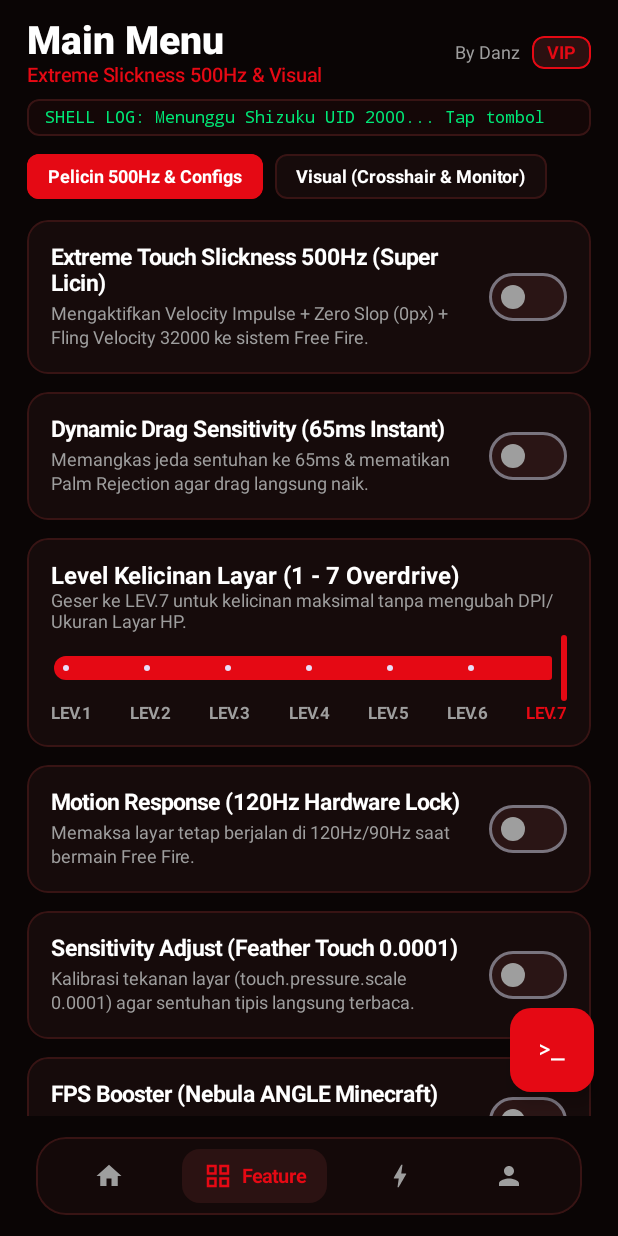
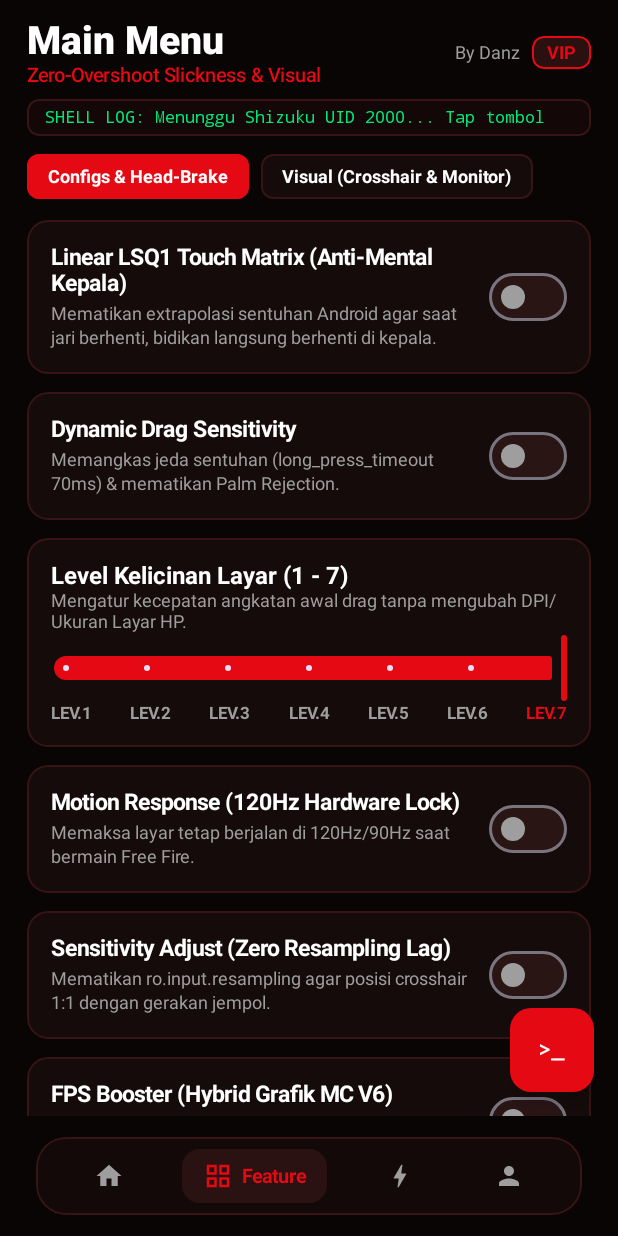
Before and after one commit to proyekwildan62-stack/DANZ-VORTEX, an Android app built with Jetpack Compose: the composable MainDashboard called with empty values, after a tap on "Feature", on a phone screen of 412 x 824 dp. Run offline under Robolectric (Android 15) with nearby library versions, the phone set to English and light mode, and no system bars; libraries missing offline, so code that uses them is left out: rikka.shizuku; 3 statements that could not run were skipped; 3 other taps on this screen came first.

Commit message:
Update game engine and UI text for clarity

```diff
--- a/app/src/main/java/com/danz/vortex/MainActivity.kt
+++ b/app/src/main/java/com/danz/vortex/MainActivity.kt
@@ -608,9 +608,9 @@ fun MainDashboard(role: String, hwid: String, onLogout: () -> Unit) {
                         )
                         Text(
                             text = when (currentTab) {
-                                0 -> "Nebula Touch & ANGLE Minecraft Engine"
-                                1 -> "Extreme Slickness 500Hz & Visual"
-                                2 -> "High Features (Max Lock Pala)"
+                                0 -> "Hybrid ANGLE & Grafik MC Engine"
+                                1 -> "Zero-Overshoot Slickness & Visual"
+                                2 -> "High Features (Nempel Kepala)"
                                 else -> "1 Key 1 Device & Reseller Panel"
                             },
                             color = CrimsonRed,
@@ -707,6 +707,7 @@ fun HomeTabScreen(context: Context, onRun: (() -> String) -> Unit) {
     var selectedMinecraftPreset by remember { mutableStateOf(prefs.getInt("mcPreset", 3)) }
 
     val shizukuGranted = VortexShellEngine.hasShizukuPermission()
+    val detectedFF = remember { VortexShellEngine.getInstalledFFPackage(context) }
 
     LazyColumn(verticalArrangement = Arrangement.spacedBy(12.dp)) {
         item {
@@ -739,9 +740,9 @@ fun HomeTabScreen(context: Context, onRun: (() -> String) -> Unit) {
                     }
                 }
                 Spacer(modifier = Modifier.height(12.dp))
-                EnvRow("Application", "DANZVORTEX V5 VIP")
+                EnvRow("Target Game Detected", detectedFF)
                 Spacer(modifier = Modifier.height(8.dp))
-                EnvRow("Engine", "Nebula Touch 500Hz + ANGLE MC")
+                EnvRow("Head-Magnet Engine", "LSQ1 Linear + Big Core Lock")
                 Spacer(modifier = Modifier.height(8.dp))
                 EnvRow("Shizuku UID 2000", if (shizukuGranted) "GRANTED (100% WORK)" else "NOT BOUND (TAP >_)")
             }
@@ -749,18 +750,18 @@ fun HomeTabScreen(context: Context, onRun: (() -> String) -> Unit) {
 
         item {
             ToggleFeatureCard(
-                title = "Nebula Extreme Slickness 500Hz (Super Licin)",
-                subtitle = "Injeksi Velocity Impulse + Zero Slop (0px) + 500 Events/Sec langsung ke sistem Free Fire.",
+                title = "Precision Head-Brake Slickness (Anti-Lewat Kepala)",
+                subtitle = "Melicinkan tarikan awal namun langsung mengerem tepat di hitbox kepala (Zero Overshoot).",
                 checked = tacticalRec,
                 onCheckedChange = {
                     tacticalRec = it
                     prefs.edit().putBoolean("tacticalRec", it).apply()
-                    onRun { VortexShellEngine.setDragHsSensitivity(context, it, 7) }
+                    onRun { VortexShellEngine.setHeadLockCheatEngine(context, it, "HeadBrakeSlick") }
                 }
             )
         }
 
-        // GAME SPACE GRAFIK MINECRAFT PERSIS FOTO (NEBULA TOUCH + PREFERENSI ANGLE)
+        // GAME SPACE GRAFIK MINECRAFT V6 (SINGLE-PACKAGE ANGLE + 3D WORLD PIXEL BLOCK)
         item {
             Column(
                 modifier = Modifier
@@ -776,10 +777,10 @@ fun HomeTabScreen(context: Context, onRun: (() -> String) -> Unit) {
                     verticalAlignment = Alignment.CenterVertically
                 ) {
                     Column(modifier = Modifier.weight(1f).padding(end = 12.dp)) {
-                        Text("Danz Game Space (Grafik MC Nebula / ANGLE)", color = Color.White, fontWeight = FontWeight.ExtraBold, fontSize = 16.sp)
+                        Text("Danz Game Space (Grafik MC All-Device V6)", color = Color.White, fontWeight = FontWeight.ExtraBold, fontSize = 16.sp)
                         Spacer(modifier = Modifier.height(4.dp))
                         Text(
-                            "Mengubah tekstur tembok, lantai, & balok di Free Fire menjadi polos rata ala Minecraft persis foto (TANPA DOWNSCALE / HUD 100% Tajam).",
+                            "Mengubah tekstur 3D Free Fire menjadi kotak-kotak/polos ala Minecraft (Ukuran layar HP & tombol HUD tetap 100% normal).",
                             color = TextGray,
                             fontSize = 11.sp,
                             lineHeight = 15.sp
@@ -791,7 +792,7 @@ fun HomeTabScreen(context: Context, onRun: (() -> String) -> Unit) {
                             rogSpace = it
                             prefs.edit().putBoolean("rogSpace", it).apply()
                             onRun {
-                                VortexShellEngine.setRogMinecraftTextureOnly(if (it) selectedMinecraftPreset else 0)
+                                VortexShellEngine.setRogMinecraftTextureOnly(context, if (it) selectedMinecraftPreset else 0)
                             }
                         },
                         colors = SwitchDefaults.colors(
@@ -804,13 +805,13 @@ fun HomeTabScreen(context: Context, onRun: (() -> String) -> Unit) {
                 }
 
                 Spacer(modifier = Modifier.height(12.dp))
-                Text("Pilih Preset Grafik MC (Zero Downscale):", color = CrimsonRed, fontSize = 12.sp, fontWeight = FontWeight.Bold)
+                Text("Pilih Mesin Grafik MC (Support Semua HP):", color = CrimsonRed, fontSize = 12.sp, fontWeight = FontWeight.Bold)
                 Spacer(modifier = Modifier.height(8.dp))
 
                 val presets = listOf(
-                    Triple(1, "ROG / PC Competitive Flat", "Native Driver + Mipmap Limit 2 + 120FPS"),
-                    Triple(2, "Nebula Grafik MC V1 (ANGLE Driver)", "Preferensi ANGLE + Mipmap Limit 3 + Flat Wall"),
-                    Triple(3, "Nebula Grafik MC V2 (Persis Foto)", "ANGLE + Zero Texture Pool (0MB) + ShaderLOD 100")
+                    Triple(1, "Mode 1: Preferensi ANGLE + Medium MC", "Single-Package ANGLE Driver + 0.50 3D World Block"),
+                    Triple(2, "Mode 2: Tanpa Preferensi ANGLE (All Device)", "3D World Pixel Block 0.35 + Shader Strip (HUD Tetap Tajam)"),
+                    Triple(3, "Mode 3: HYBRID EXTREME MC (Persis Foto)", "ANGLE Global ON + 0.25 3D Pixel Block + Zero Texture Cache")
                 )
 
                 presets.forEach { (modeId, title, desc) ->
@@ -826,7 +827,7 @@ fun HomeTabScreen(context: Context, onRun: (() -> String) -> Unit) {
                                 selectedMinecraftPreset = modeId
                                 prefs.edit().putInt("mcPreset", modeId).apply()
                                 if (rogSpace) {
-                                    onRun { VortexShellEngine.setRogMinecraftTextureOnly(modeId) }
+                                    onRun { VortexShellEngine.setRogMinecraftTextureOnly(context, modeId) }
                                 }
                             }
                             .padding(12.dp),
@@ -843,7 +844,7 @@ fun HomeTabScreen(context: Context, onRun: (() -> String) -> Unit) {
                                 selectedMinecraftPreset = modeId
                                 prefs.edit().putInt("mcPreset", modeId).apply()
                                 if (rogSpace) {
-                                    onRun { VortexShellEngine.setRogMinecraftTextureOnly(modeId) }
+                                    onRun { VortexShellEngine.setRogMinecraftTextureOnly(context, modeId) }
                                 }
                             },
                             colors = RadioButtonDefaults.colors(selectedColor = CrimsonRed, unselectedColor = TextGray)
@@ -872,7 +873,7 @@ fun HomeTabScreen(context: Context, onRun: (() -> String) -> Unit) {
                     Spacer(modifier = Modifier.width(12.dp))
                     Column {
                         Text("Free Fire System Injector & Launcher", color = Color.White, fontWeight = FontWeight.Bold, fontSize = 16.sp)
-                        Text("Terapkan Grafik MC + Lock Pala 99% & Buka Game", color = TextGray, fontSize = 12.sp)
+                        Text("Wajib buka FF dari tombol ini agar Grafik MC & Lock Kepala aktif", color = TextGray, fontSize = 12.sp)
                     }
                 }
                 Spacer(modifier = Modifier.height(12.dp))
@@ -880,7 +881,7 @@ fun HomeTabScreen(context: Context, onRun: (() -> String) -> Unit) {
                     Button(
                         onClick = {
                             onRun {
-                                if (rogSpace) VortexShellEngine.setRogMinecraftTextureOnly(selectedMinecraftPreset)
+                                if (rogSpace) VortexShellEngine.setRogMinecraftTextureOnly(context, selectedMinecraftPreset)
                                 VortexShellEngine.launchFreeFire(context, preferMax = false)
                             }
                         },
@@ -893,7 +894,7 @@ fun HomeTabScreen(context: Context, onRun: (() -> String) -> Unit) {
                     Button(
                         onClick = {
                             onRun {
-                                if (rogSpace) VortexShellEngine.setRogMinecraftTextureOnly(selectedMinecraftPreset)
+                                if (rogSpace) VortexShellEngine.setRogMinecraftTextureOnly(context, selectedMinecraftPreset)
                                 VortexShellEngine.launchFreeFire(context, preferMax = true)
                             }
                         },
@@ -951,7 +952,7 @@ fun FeatureTabScreen(context: Context, onRun: (() -> String) -> Unit) {
 
     Column {
         Row(horizontalArrangement = Arrangement.spacedBy(8.dp)) {
-            listOf("Pelicin 500Hz & Configs", "Visual (Crosshair & Monitor)").forEachIndexed { idx, title ->
+            listOf("Configs & Head-Brake", "Visual (Crosshair & Monitor)").forEachIndexed { idx, title ->
                 Box(
                     modifier = Modifier
                         .clip(RoundedCornerShape(8.dp))
@@ -970,25 +971,25 @@ fun FeatureTabScreen(context: Context, onRun: (() -> String) -> Unit) {
             LazyColumn(verticalArrangement = Arrangement.spacedBy(12.dp)) {
                 item {
                     ToggleFeatureCard(
-                        title = "Extreme Touch Slickness 500Hz (Super Licin)",
-                        subtitle = "Mengaktifkan Velocity Impulse + Zero Slop (0px) + Fling Velocity 32000 ke sistem Free Fire.",
+                        title = "Linear LSQ1 Touch Matrix (Anti-Mental Kepala)",
+                        subtitle = "Mematikan extrapolasi sentuhan Android agar saat jari berhenti, bidikan langsung berhenti di kepala.",
                         checked = sensGameLab,
                         onCheckedChange = {
                             sensGameLab = it
                             prefs.edit().putBoolean("sensGameLab", it).apply()
-                            onRun { VortexShellEngine.setDragHsSensitivity(context, it, sensLevel.toInt()) }
+                            onRun { VortexShellEngine.setHeadLockCheatEngine(context, it, "LSQ1Matrix") }
                         }
                     )
                 }
                 item {
                     ToggleFeatureCard(
-                        title = "Dynamic Drag Sensitivity (65ms Instant)",
-                        subtitle = "Memangkas jeda sentuhan ke 65ms & mematikan Palm Rejection agar drag langsung naik.",
+                        title = "Dynamic Drag Sensitivity",
+                        subtitle = "Memangkas jeda sentuhan (long_press_timeout 70ms) & mematikan Palm Rejection.",
                         checked = dynSens,
                         onCheckedChange = {
                             dynSens = it
                             prefs.edit().putBoolean("dynSens", it).apply()
-                            onRun { VortexShellEngine.setHeadLockCheatEngine(context, it, "DynamicDrag65ms") }
+                            onRun { VortexShellEngine.setDragHsSensitivity(context, it, sensLevel.toInt()) }
                         }
                     )
                 }
@@ -1001,9 +1002,9 @@ fun FeatureTabScreen(context: Context, onRun: (() -> String) -> Unit) {
                             .border(1.dp, CardBorder, RoundedCornerShape(14.dp))
                             .padding(16.dp)
                     ) {
-                        Text("Level Kelicinan Layar (1 - 7 Overdrive)", color = Color.White, fontWeight = FontWeight.Bold, fontSize = 16.sp)
+                        Text("Level Kelicinan Layar (1 - 7)", color = Color.White, fontWeight = FontWeight.Bold, fontSize = 16.sp)
                         Text(
-                            "Geser ke LEV.7 untuk kelicinan maksimal tanpa mengubah DPI/Ukuran Layar HP.",
+                            "Mengatur kecepatan angkatan awal drag tanpa mengubah DPI/Ukuran Layar HP.",
                             color = TextGray,
                             fontSize = 12.sp
                         )
@@ -1039,8 +1040,8 @@ fun FeatureTabScreen(context: Context, onRun: (() -> String) -> Unit) {
                 }
                 item {
                     ToggleFeatureCard(
-                        title = "Sensitivity Adjust (Feather Touch 0.0001)",
-                        subtitle = "Kalibrasi tekanan layar (touch.pressure.scale 0.0001) agar sentuhan tipis langsung terbaca.",
+                        title = "Sensitivity Adjust (Zero Resampling Lag)",
+                        subtitle = "Mematikan ro.input.resampling agar posisi crosshair 1:1 dengan gerakan jempol.",
                         checked = sensAdjust,
                         onCheckedChange = {
                             sensAdjust = it
@@ -1051,25 +1052,25 @@ fun FeatureTabScreen(context: Context, onRun: (() -> String) -> Unit) {
                 }
                 item {
                     ToggleFeatureCard(
-                        title = "FPS Booster (Nebula ANGLE Minecraft)",
-                        subtitle = "Mengaktifkan driver ANGLE & mengosongkan Texture Cache untuk FPS tertinggi.",
+                        title = "FPS Booster (Hybrid Grafik MC V6)",
+                        subtitle = "Mengaktifkan Hybrid ANGLE + 3D World Pixel Block 0.25 untuk FPS maksimal.",
                         checked = fpsBooster,
                         onCheckedChange = {
                             fpsBooster = it
                             prefs.edit().putBoolean("fpsBooster", it).apply()
-                            onRun { VortexShellEngine.setRogMinecraftTextureOnly(if (it) 3 else 0) }
+                            onRun { VortexShellEngine.setRogMinecraftTextureOnly(context, if (it) 3 else 0) }
                         }
                     )
                 }
                 item {
                     ToggleFeatureCard(
-                        title = "Hyper Touch Response 500Hz",
-                        subtitle = "Meningkatkan pembacaan sampel sentuhan ke 500 events/detik.",
+                        title = "Hyper Touch Response 300Hz",
+                        subtitle = "Meningkatkan pembacaan sampel sentuhan ke 300 events/detik yang stabil.",
                         checked = hyperTouch,
                         onCheckedChange = {
                             hyperTouch = it
                             prefs.edit().putBoolean("hyperTouch", it).apply()
-                            onRun { VortexShellEngine.setHeadLockCheatEngine(context, it, "HyperTouch500") }
+                            onRun { VortexShellEngine.setHeadLockCheatEngine(context, it, "HyperTouch300") }
                         }
                     )
                 }
@@ -1293,14 +1294,14 @@ fun VortexHighTabScreen(context: Context, onRun: (() -> String) -> Unit) {
 
     val vortexFeatures = remember {
         mutableStateListOf(
-            Triple("DRAG HS 99% (CHEAT) [NO ROOT + SAFE]", "Injeksi Fling Velocity 32000 + Impulse Strategy + Zero Slop agar sekali sentak langsung naik ke kepala.", prefs.getBoolean("vf_0", false)),
-            Triple("AIMLOCK PALA (CHEAT) [MAGNET FRICTION]", "Mengunci pengereman vertikal (Scroll Friction 0.0015) pada sistem input Free Fire agar bidikan berhenti tepat di kepala.", prefs.getBoolean("vf_1", false)),
-            Triple("Headtick 95% [LOCK HEAD]", "Meningkatkan akurasi recoil dan mengunci sensitivitas vertikal di area kepala (Safe No Root).", prefs.getBoolean("vf_2", false)),
-            Triple("AimDrag [EXTREME 500Hz PACK]", "Paket lengkap Velocity Impulse + 65ms tap delay + 500Hz polling rate langsung ke PID Free Fire.", prefs.getBoolean("vf_3", false)),
-            Triple("Controller Recoil [ZERO SHAKE]", "Menstabilkan getaran input sentuhan beruntun agar peluru lurus di satu titik kepala.", prefs.getBoolean("vf_4", false)),
-            Triple("Aim Tracking 95%", "Kalibrasi respons sentuhan instan untuk mengikuti musuh lari tanpa jeda.", prefs.getBoolean("vf_5", false)),
-            Triple("Stabilizer Head [SG2 / M1887]", "Menyeimbangkan tarikan M1887 / SG2 jarak dekat agar lengket di kepala seperti di Training Ground.", prefs.getBoolean("vf_6", false)),
-            Triple("Headlock VIP [FIFO REALTIME 99]", "Kunci prioritas CPU/Input FIFO Real-Time (chrt 99 / Nice -20) langsung pada proses Free Fire.", prefs.getBoolean("vf_7", false))
+            Triple("DRAG HS (CHEAT) [NEMPEL PALA]", "Injeksi LSQ1 Linear Velocity + Rem Kepala (MaxFling 3800) agar sekali tarik langsung berhenti tepat di kepala.", prefs.getBoolean("vf_0", false)),
+            Triple("AIMLOCK (CHEAT) [MAGNET HITBOX]", "Mematikan Touch Resampling & mengunci UnityMain ke Big CPU Cores agar Red-Dot Aim Assist lengket di kepala.", prefs.getBoolean("vf_1", false)),
+            Triple("Headtick 95% [LOCK HEAD]", "Meningkatkan akurasi recoil dan mengunci pengereman vertikal di area kepala (Safe No Root).", prefs.getBoolean("vf_2", false)),
+            Triple("AimDrag [ZERO OVERSHOOT PACK]", "Paket lengkap LSQ1 Linear + 70ms tap delay + Scroll Friction 0.035 agar peluru tidak lewat di atas kepala.", prefs.getBoolean("vf_3", false)),
+            Triple("Controller Recoil [NO SHAKE]", "Menstabilkan getaran input sentuhan beruntun agar peluru lurus di satu titik kepala.", prefs.getBoolean("vf_4", false)),
+            Triple("Aim Tracking 95%", "Kalibrasi respons sentuhan 1:1 untuk mengikuti musuh lari tanpa jeda.", prefs.getBoolean("vf_5", false)),
+            Triple("Stabilizer Head [SG2 / M1887]", "Khusus SG2 / M1887 di Training & Clash Squad: menahan lonjakan akhir drag agar nempel di kepala.", prefs.getBoolean("vf_6", false)),
+            Triple("Headlock VIP [FIXED PERFORMANCE]", "Aktifkan Android Fixed Performance Mode + chrt 99 Real-Time pada proses Free Fire.", prefs.getBoolean("vf_7", false))
         )
     }
 
```
